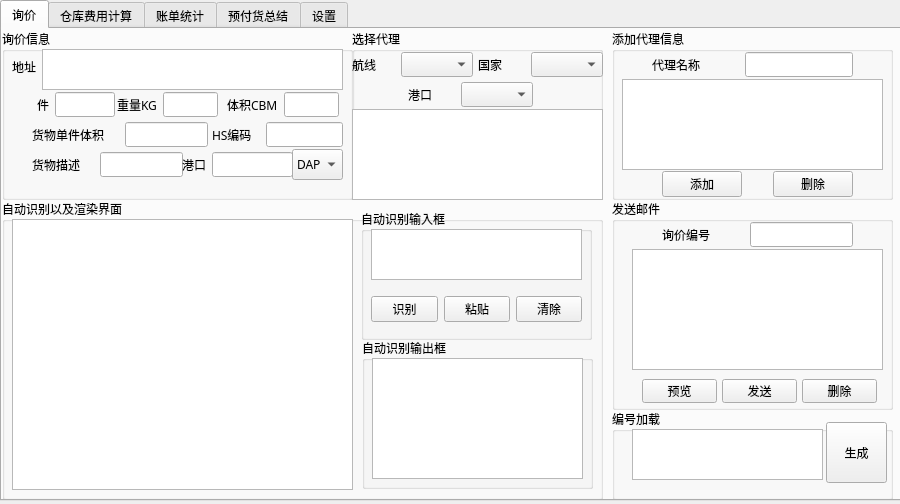
jerryliang122-vast/working-CIF-service, file Ui/untitled.ui: the form before one commit.
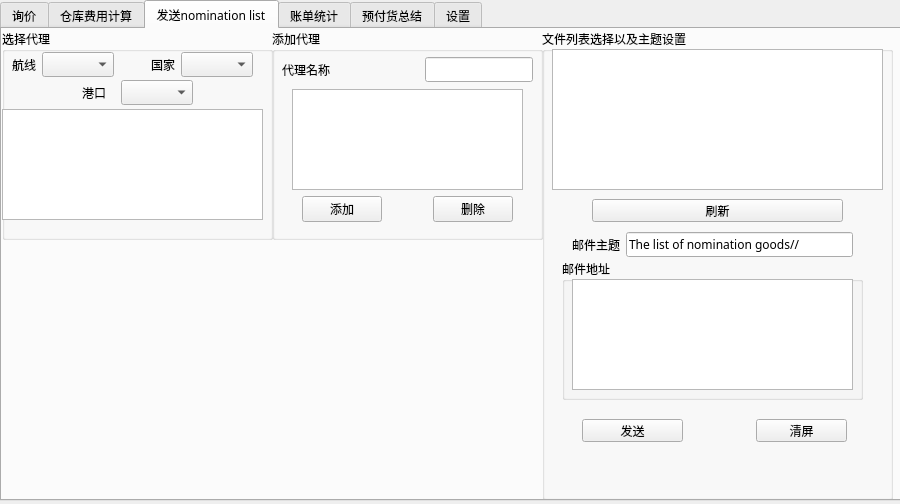
The form after the commit. The open tabs and pages were chosen to show the change.

Commit message: 添加发送nomination list功能及UI调整

What changed in the file:
```diff
--- a/Ui/untitled.ui
+++ b/Ui/untitled.ui
@@ -2273,6 +2273,317 @@
      </widget>
     </widget>
    </widget>
+   <widget class="QWidget" name="tab_6">
+    <attribute name="title">
+     <string>发送nomination list</string>
+    </attribute>
+    <widget class="QGroupBox" name="groupBox_20">
+     <property name="geometry">
+      <rect>
+       <x>0</x>
+       <y>0</y>
+       <width>271</width>
+       <height>211</height>
+      </rect>
+     </property>
+     <property name="title">
+      <string>选择代理</string>
+     </property>
+     <widget class="QWidget" name="horizontalLayoutWidget_21">
+      <property name="geometry">
+       <rect>
+        <x>10</x>
+        <y>20</y>
+        <width>241</width>
+        <height>31</height>
+       </rect>
+      </property>
+      <layout class="QHBoxLayout" name="horizontalLayout_47">
+       <item>
+        <layout class="QHBoxLayout" name="horizontalLayout_44">
+         <item>
+          <widget class="QLabel" name="label_43">
+           <property name="text">
+            <string>航线</string>
+           </property>
+          </widget>
+         </item>
+         <item>
+          <widget class="QComboBox" name="nom_line"/>
+         </item>
+        </layout>
+       </item>
+       <item>
+        <spacer name="horizontalSpacer_18">
+         <property name="orientation">
+          <enum>Qt::Horizontal</enum>
+         </property>
+         <property name="sizeHint" stdset="0">
+          <size>
+           <width>40</width>
+           <height>20</height>
+          </size>
+         </property>
+        </spacer>
+       </item>
+       <item>
+        <layout class="QHBoxLayout" name="horizontalLayout_45">
+         <item>
+          <widget class="QLabel" name="label_44">
+           <property name="text">
+            <string>国家</string>
+           </property>
+          </widget>
+         </item>
+         <item>
+          <widget class="QComboBox" name="comboBox_2"/>
+         </item>
+        </layout>
+       </item>
+      </layout>
+     </widget>
+     <widget class="QWidget" name="horizontalLayoutWidget_20">
+      <property name="geometry">
+       <rect>
+        <x>80</x>
+        <y>50</y>
+        <width>111</width>
+        <height>27</height>
+       </rect>
+      </property>
+      <layout class="QHBoxLayout" name="horizontalLayout_46">
+       <item>
+        <widget class="QLabel" name="label_45">
+         <property name="text">
+          <string>港口</string>
+         </property>
+        </widget>
+       </item>
+       <item>
+        <widget class="QComboBox" name="comboBox_3"/>
+       </item>
+      </layout>
+     </widget>
+     <widget class="QListView" name="listView">
+      <property name="geometry">
+       <rect>
+        <x>0</x>
+        <y>80</y>
+        <width>261</width>
+        <height>111</height>
+       </rect>
+      </property>
+     </widget>
+    </widget>
+    <widget class="QGroupBox" name="groupBox_19">
+     <property name="geometry">
+      <rect>
+       <x>270</x>
+       <y>0</y>
+       <width>271</width>
+       <height>211</height>
+      </rect>
+     </property>
+     <property name="title">
+      <string>添加代理</string>
+     </property>
+     <widget class="QWidget" name="horizontalLayoutWidget_23">
+      <property name="geometry">
+       <rect>
+        <x>10</x>
+        <y>20</y>
+        <width>251</width>
+        <height>41</height>
+       </rect>
+      </property>
+      <layout class="QHBoxLayout" name="horizontalLayout_48">
+       <item>
+        <widget class="QLabel" name="label_46">
+         <property name="text">
+          <string>代理名称</string>
+         </property>
+        </widget>
+       </item>
+       <item>
+        <spacer name="horizontalSpacer_19">
+         <property name="orientation">
+          <enum>Qt::Horizontal</enum>
+         </property>
+         <property name="sizeHint" stdset="0">
+          <size>
+           <width>40</width>
+           <height>20</height>
+          </size>
+         </property>
+        </spacer>
+       </item>
+       <item>
+        <widget class="QLineEdit" name="lineEdit_3"/>
+       </item>
+      </layout>
+     </widget>
+     <widget class="QPlainTextEdit" name="plainTextEdit">
+      <property name="geometry">
+       <rect>
+        <x>20</x>
+        <y>60</y>
+        <width>231</width>
+        <height>101</height>
+       </rect>
+      </property>
+     </widget>
+    </widget>
+    <widget class="QWidget" name="horizontalLayoutWidget_24">
+     <property name="geometry">
+      <rect>
+       <x>300</x>
+       <y>160</y>
+       <width>211</width>
+       <height>41</height>
+      </rect>
+     </property>
+     <layout class="QHBoxLayout" name="horizontalLayout_49">
+      <item>
+       <widget class="QPushButton" name="pushButton_2">
+        <property name="text">
+         <string>添加</string>
+        </property>
+       </widget>
+      </item>
+      <item>
+       <spacer name="horizontalSpacer_20">
+        <property name="orientation">
+         <enum>Qt::Horizontal</enum>
+        </property>
+        <property name="sizeHint" stdset="0">
+         <size>
+          <width>40</width>
+          <height>20</height>
+         </size>
+        </property>
+       </spacer>
+      </item>
+      <item>
+       <widget class="QPushButton" name="pushButton_3">
+        <property name="text">
+         <string>删除</string>
+        </property>
+       </widget>
+      </item>
+     </layout>
+    </widget>
+    <widget class="QGroupBox" name="groupBox_21">
+     <property name="geometry">
+      <rect>
+       <x>540</x>
+       <y>0</y>
+       <width>351</width>
+       <height>471</height>
+      </rect>
+     </property>
+     <property name="title">
+      <string>文件列表选择以及主题设置</string>
+     </property>
+     <widget class="QListView" name="listView_2">
+      <property name="geometry">
+       <rect>
+        <x>10</x>
+        <y>20</y>
+        <width>331</width>
+        <height>141</height>
+       </rect>
+      </property>
+     </widget>
+     <widget class="QPushButton" name="pushButton_6">
+      <property name="geometry">
+       <rect>
+        <x>50</x>
+        <y>170</y>
+        <width>251</width>
+        <height>23</height>
+       </rect>
+      </property>
+      <property name="text">
+       <string>刷新</string>
+      </property>
+     </widget>
+     <widget class="QWidget" name="horizontalLayoutWidget_25">
+      <property name="geometry">
+       <rect>
+        <x>30</x>
+        <y>200</y>
+        <width>281</width>
+        <height>31</height>
+       </rect>
+      </property>
+      <layout class="QHBoxLayout" name="horizontalLayout_50">
+       <item>
+        <widget class="QLabel" name="label_47">
+         <property name="text">
+          <string>邮件主题</string>
+         </property>
+        </widget>
+       </item>
+       <item>
+        <widget class="QLineEdit" name="lineEdit_4">
+         <property name="text">
+          <string>The list of nomination goods//</string>
+         </property>
+        </widget>
+       </item>
+      </layout>
+     </widget>
+     <widget class="QGroupBox" name="groupBox_22">
+      <property name="geometry">
+       <rect>
+        <x>20</x>
+        <y>230</y>
+        <width>301</width>
+        <height>141</height>
+       </rect>
+      </property>
+      <property name="title">
+       <string>邮件地址</string>
+      </property>
+      <widget class="QListView" name="listView_3">
+       <property name="geometry">
+        <rect>
+         <x>10</x>
+         <y>20</y>
+         <width>281</width>
+         <height>111</height>
+        </rect>
+       </property>
+      </widget>
+     </widget>
+     <widget class="QPushButton" name="pushButton_7">
+      <property name="geometry">
+       <rect>
+        <x>40</x>
+        <y>390</y>
+        <width>101</width>
+        <height>23</height>
+       </rect>
+      </property>
+      <property name="text">
+       <string>发送</string>
+      </property>
+     </widget>
+     <widget class="QPushButton" name="pushButton_8">
+      <property name="geometry">
+       <rect>
+        <x>214</x>
+        <y>390</y>
+        <width>91</width>
+        <height>23</height>
+       </rect>
+      </property>
+      <property name="text">
+       <string>清屏</string>
+      </property>
+     </widget>
+    </widget>
+   </widget>
    <widget class="QWidget" name="tab_5">
     <attribute name="title">
      <string>账单统计</string>
```
Left out of the diff: 2 changed lines with no effect on the pictures.
